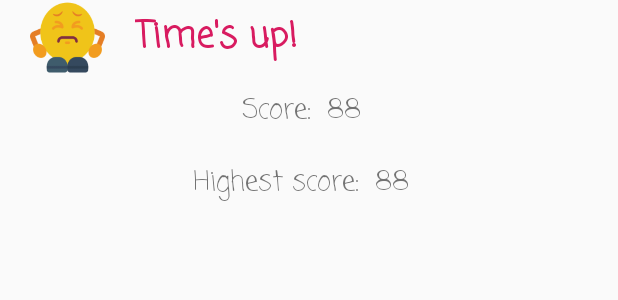
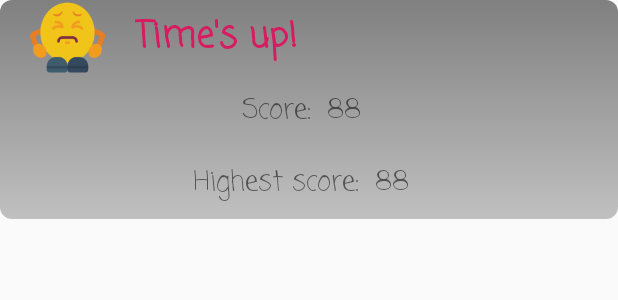
Before and after one commit to tony158/FastReaction, an Android app: the layout game_over_popup.xml on its own in the app's theme, with its tools: preview values and no code run, on a phone screen of 412 x 824 dp. Shown: the top 300 px of the screen. Run offline under Robolectric (Android 15) with nearby library versions, the phone set to English and light mode, and no system bars.

Commit message:
add another layout

```diff
--- /dev/null
+++ b/app/src/main/res/drawable/bg_dialog_gameover.xml
@@ -0,0 +1,12 @@
+<?xml version="1.0" encoding="utf-8"?>
+<shape xmlns:android="http://schemas.android.com/apk/res/android"
+    android:shape="rectangle">
+    <!-- <solid android:color="@color/colorPrimaryDark" />-->
+    <gradient
+        android:angle="90"
+        android:endColor="#808080"
+        android:startColor="#C0C0C0"
+        android:type="linear" />
+
+    <corners android:radius="8dp" />
+</shape>
--- a/app/src/main/res/layout/game_over_popup.xml
+++ b/app/src/main/res/layout/game_over_popup.xml
@@ -2,6 +2,7 @@
 <LinearLayout xmlns:android="http://schemas.android.com/apk/res/android"
     android:layout_width="match_parent"
     android:layout_height="wrap_content"
+    android:background="@drawable/bg_dialog_gameover"
     android:orientation="vertical">
 
     <LinearLayout
```
